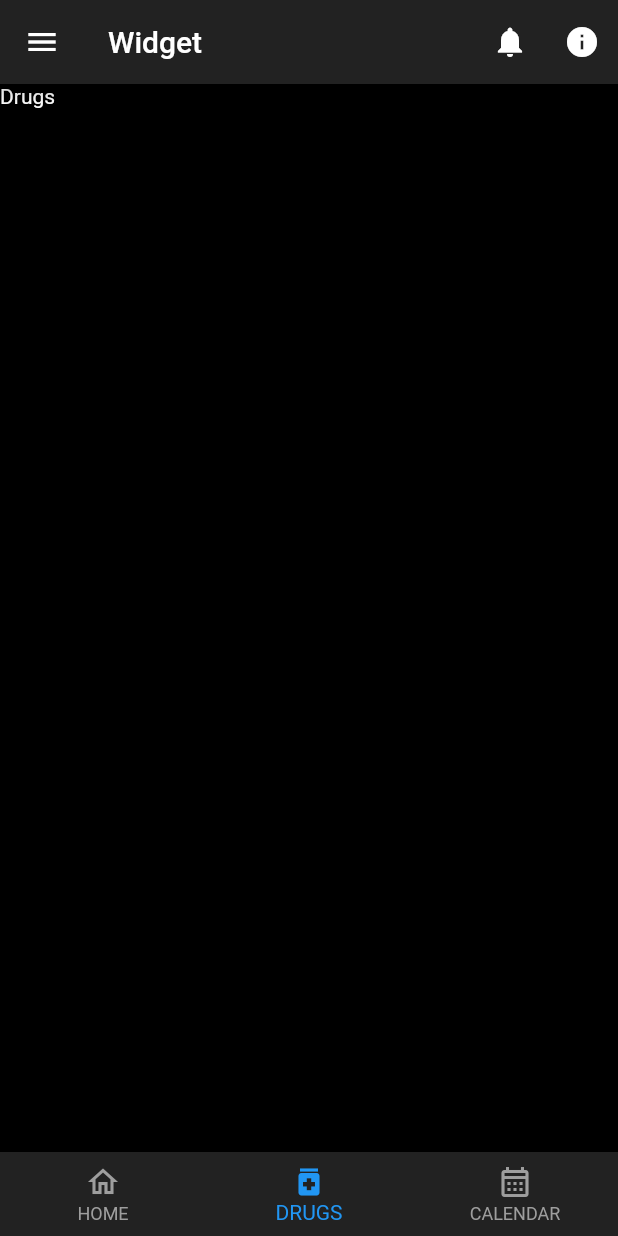
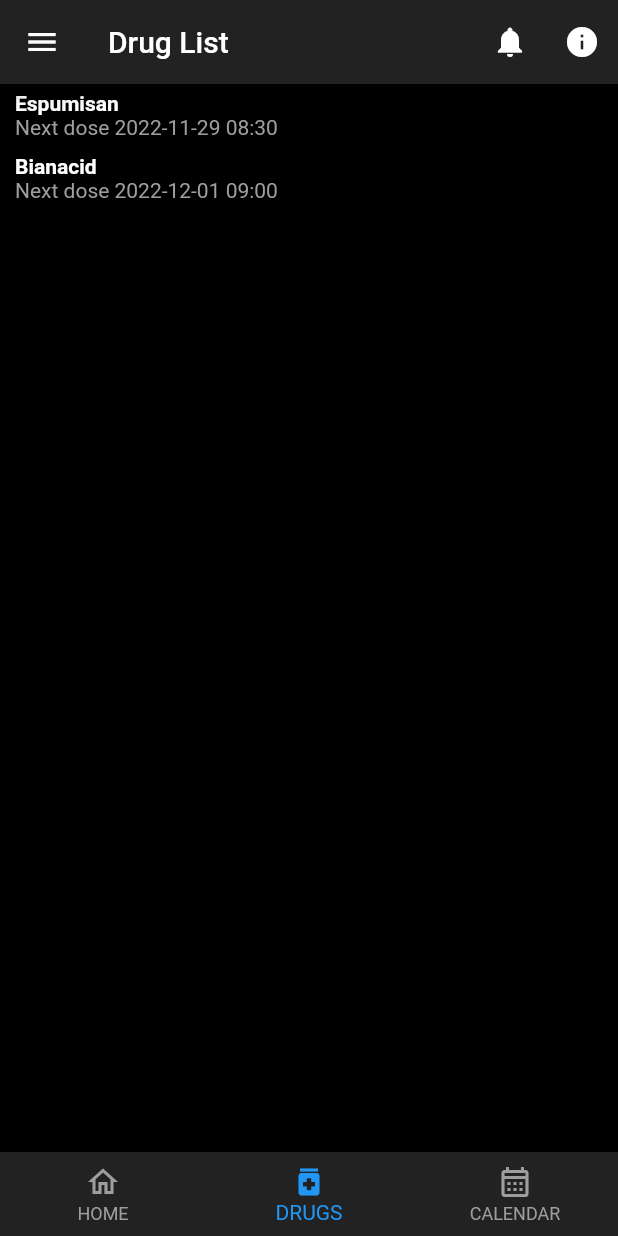
Before and after one commit to Bravo555/pim, a Flutter app: the screen it shows after launch, item 2 of the bottom bar chosen, on a phone screen of 412 x 824 dp. Run offline on Flutter 3.47's test engine with Material 2 defaults, Android fonts, the phone set to English and light mode, and no system bars.

Commit message:
Implemented base drug list, non iteractable items

```diff
--- /dev/null
+++ b/lib/drug_list.dart
@@ -0,0 +1,27 @@
+import 'package:flutter/material.dart';
+import 'package:pim/drug_list_item.dart';
+
+class DrugList extends StatelessWidget {
+  const DrugList({super.key});
+
+  @override
+  Widget build(BuildContext context) {
+    return ListView(
+      children: [
+        DrugListItem(
+          drugName: "Espumisan",
+          nextDoseDate: DateTime(2022, 11, 29, 8, 30),
+        ),
+        DrugListItem(
+          drugName: "Bianacid",
+          nextDoseDate: DateTime(2022, 12, 1, 9, 0),
+        ),
+      ],
+    );
+  }
+
+  @override
+  String toStringShort() {
+    return "Drug List";
+  }
+}
--- /dev/null
+++ b/lib/drug_list_item.dart
@@ -0,0 +1,38 @@
+import 'package:flutter/material.dart';
+
+class DrugListItem extends StatelessWidget {
+  const DrugListItem({
+    super.key,
+    required this.drugName,
+    required this.nextDoseDate,
+  });
+
+  final String drugName;
+
+  final DateTime nextDoseDate;
+
+  final TextStyle nameStyle =
+      const TextStyle(color: Colors.white, fontWeight: FontWeight.bold);
+
+  final TextStyle infoStyle = const TextStyle(color: Colors.grey);
+// TODO Add list items interactions and drug details view
+  @override
+  Widget build(BuildContext context) {
+    return Container(
+      padding: const EdgeInsets.symmetric(vertical: 5, horizontal: 10),
+      child: Column(
+        crossAxisAlignment: CrossAxisAlignment.start,
+        children: [
+          Text(
+            drugName,
+            style: nameStyle,
+          ),
+          Text(
+            "Next dose ${nextDoseDate.toString().substring(0, 16)}",
+            style: infoStyle,
+          )
+        ],
+      ),
+    );
+  }
+}
--- a/lib/my_pages.dart
+++ b/lib/my_pages.dart
@@ -1,4 +1,5 @@
 import 'package:flutter/material.dart';
+import 'package:pim/drug_list.dart';
 import 'package:pim/home_page.dart';
 
 class MyPages extends StatefulWidget {
@@ -14,10 +15,7 @@ class _MyPagesState extends State<MyPages> {
 // TODO Implement other pages
   final _widgetOptions = const <Widget>[
     HomePage(),
-    Text(
-      "Drugs",
-      style: TextStyle(color: Colors.white),
-    ),
+    DrugList(),
     Text(
       "Calendar",
       style: TextStyle(color: Colors.white),
```
